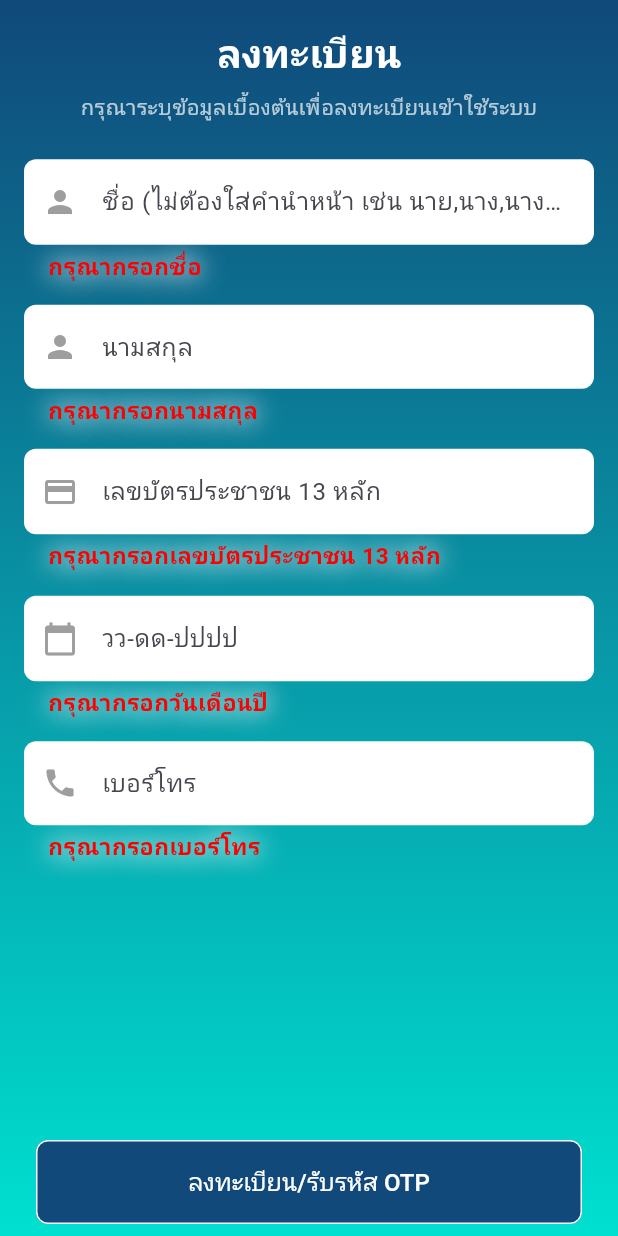
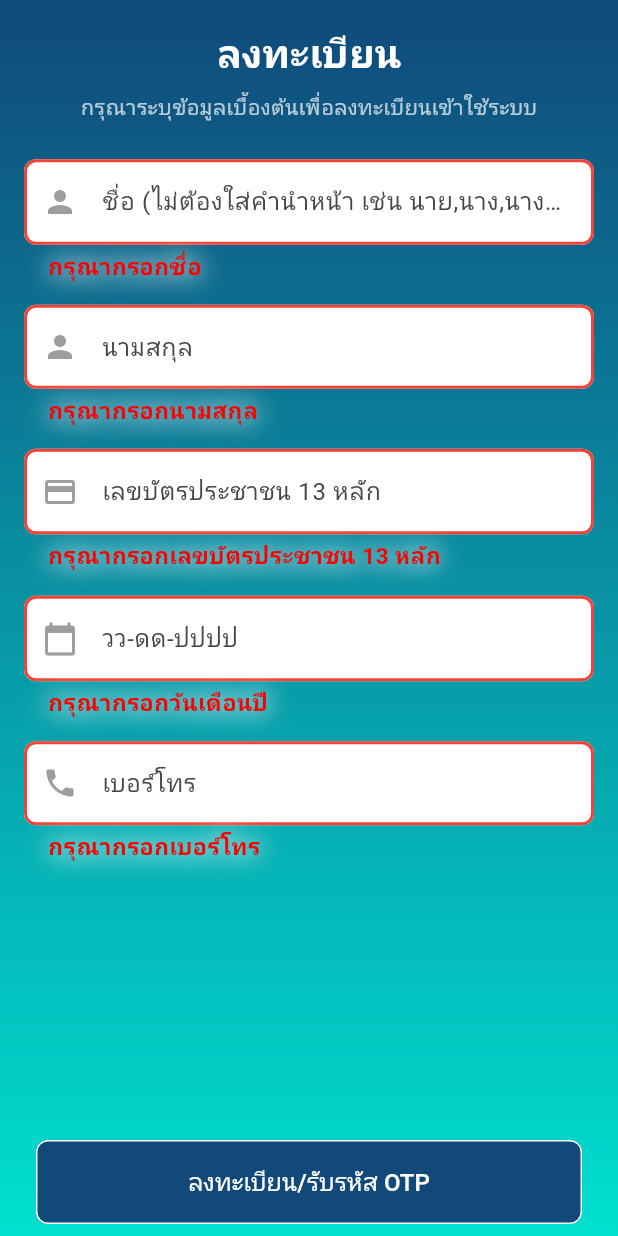
Before and after one commit to AshaTechCorporation/tcbapp, a Flutter app: the RegisterPage screen opened directly, after a tap on "ลงทะเบียน/รับรหัส OTP", on a phone screen of 412 x 824 dp. Run offline on Flutter 3.47's test engine with Material 3 defaults, Android fonts, the phone set to English and light mode, and no system bars; our stand-ins replace calendar_date_picker2, device_info_plus, dropdown_button2, dropdown_search, firebase_core, google_nav_bar and 2 more; missing offline and left inert: flutter_launcher_icons, onesignal_flutter; accounts and stored records are empty; network calls fail; project files that could hold a hidden picture were left out.

Commit message:
เปลี่ยน icone

```diff
--- a/lib/register/registerPage.dart
+++ b/lib/register/registerPage.dart
@@ -335,7 +335,7 @@
                   final Future<SharedPreferences> _prefs = SharedPreferences.getInstance();
                   final SharedPreferences prefs = await _prefs;
                   await prefs.setString('domain', publicUrl);
-                  await prefs.setString('cid', '1-0000-00001-99-9');
+                  await prefs.setString('cid', idCard.text);
                   final refno = await RegisterService.register(name.text, surname.text, idCard.text, dateSentApi, phone.text, device_no);
                   // print(refno['data']);
                   if (!mounted) return;
@@ -419,6 +419,14 @@
             borderRadius: BorderRadius.circular(8.0),
             borderSide: BorderSide.none,
           ),
+          errorBorder: OutlineInputBorder(
+            borderSide: BorderSide(color: Colors.red, width: 2),
+            borderRadius: BorderRadius.circular(8),
+          ),
+          focusedErrorBorder: OutlineInputBorder(
+            borderSide: BorderSide(color: Colors.red, width: 2),
+            borderRadius: BorderRadius.circular(8),
+          ),
           errorStyle: TextStyle(
             color: Color.fromARGB(255, 255, 0, 0),
             fontSize: 15,
@@ -458,7 +466,8 @@
                         PhoneNumberFormatter(),
                       ]
                     : [],
-        ));
+      ),
+    );
   }
 }
 
--- a/pubspec.yaml
+++ b/pubspec.yaml
@@ -88,9 +88,10 @@
 
 
 flutter_launcher_icons:
-  android: "launcher_icon"
+  android: true
+  # "launcher_icon"
   ios: true
-  image_path: "assets/icons/playstore.png"
+  image_path: "assets/icons/Cancer_AnyWhere.png"
   min_sdk_android: 21 # android min sdk min:16, default 21
   remove_alpha_ios: true
   adaptive_icon_background: "#ffffff"
```
Also changed, not shown: flutter_launcher_icons.yaml (added, +32 -0 lines), lib/home/homePage.dart (+6 -10 lines), lib/information/informationPage.dart (+5 -8 lines), lib/otp/OtpPage.dart (+24 -3 lines), assets/icons/Cancer_AnyWhere.png (added), 26 other files. Lines whose indentation alone changed are shown as unchanged.
